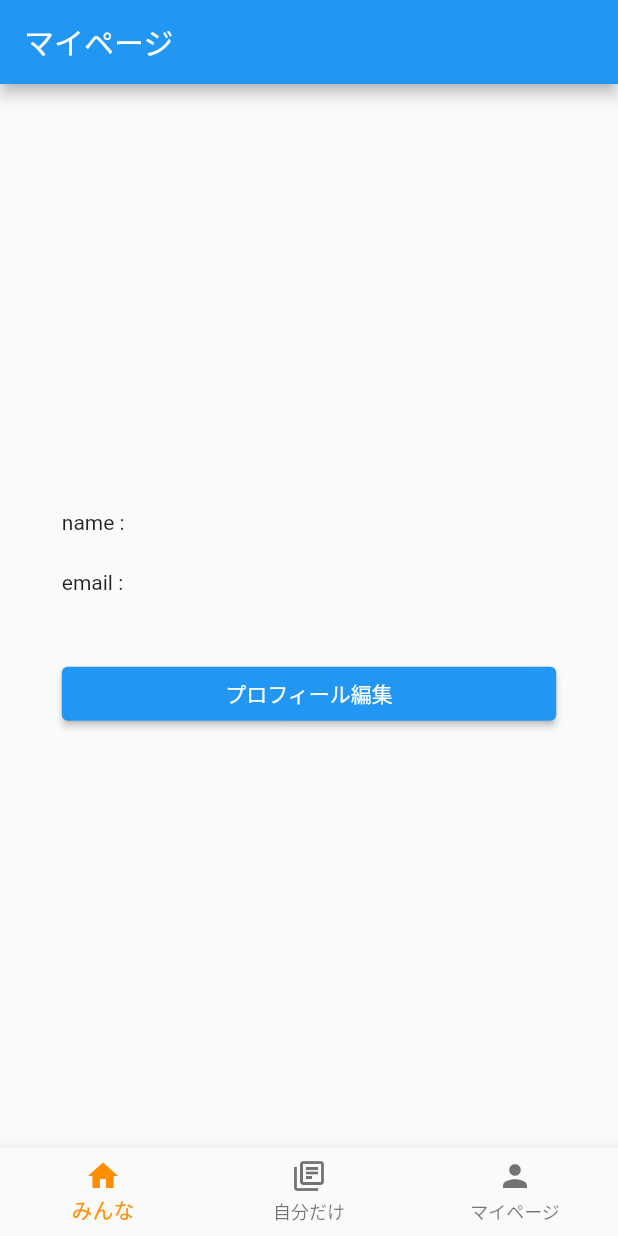
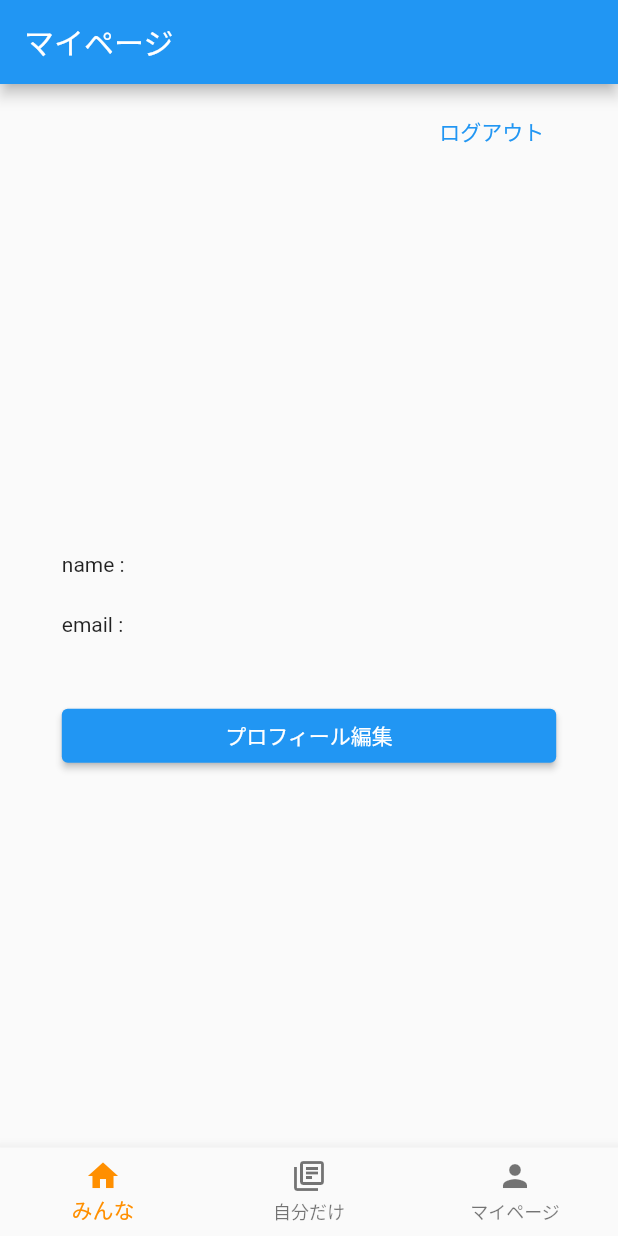
Before and after one commit to k-y-1202/riverpod-todoApp-MVC-S-Repository, a Flutter app: the ProfileDetailsScreen screen opened by its route, on a phone screen of 412 x 824 dp. Run offline on Flutter 3.47's test engine with Material 2 defaults, Android fonts, the phone set to English and light mode, and no system bars; our stand-ins replace cloud_firestore, firebase_auth, firebase_core, flutter_hooks, freezed_annotation, go_router and 2 more; missing offline and left inert: firebase_ui_auth; accounts and stored records are empty; generated files the repository leaves out were written again; statements that could not run were skipped.

Commit message:
ログアウトボタンを追加

```diff
--- a/lib/src/features/profile/view/screens/profile_details_screen.dart
+++ b/lib/src/features/profile/view/screens/profile_details_screen.dart
@@ -40,9 +40,21 @@ class ProfileDetailsScreen extends HookConsumerWidget {
           horizontal: deviceWidth * 0.1,
         ),
         child: Column(
-          mainAxisAlignment: MainAxisAlignment.center,
           crossAxisAlignment: CrossAxisAlignment.start,
           children: [
+            const SizedBox(height: 8),
+            Align(
+              alignment: Alignment.centerRight,
+              child: TextButton(
+                onPressed: () {
+                  ref.read(firebaseAuthProvider).signOut().then((_) {
+                    context.go(AppPage.login.toPath);
+                  });
+                },
+                child: const Text('ログアウト'),
+              ),
+            ),
+            const Spacer(),
             Text('name : ${user.value?.userName ?? ''}'),
             const SizedBox(height: 24),
             Text('email : ${user.value?.email ?? ''}'),
@@ -52,6 +64,7 @@ class ProfileDetailsScreen extends HookConsumerWidget {
               text: 'プロフィール編集',
               onPressed: () => context.go(AppPage.editProfile.toPath),
             ),
+            const Spacer(),
           ],
         ),
       ),
```
